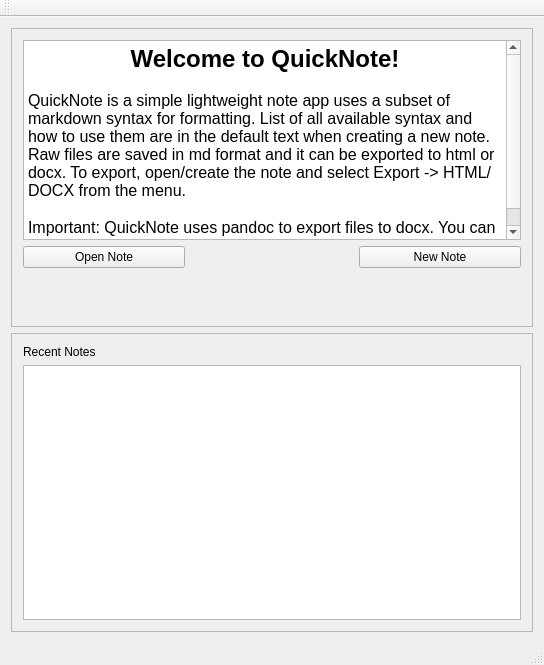
Before: the Qt Designer form mainwindow.ui in dhamith93/QuickNote, drawn with Qt 5.
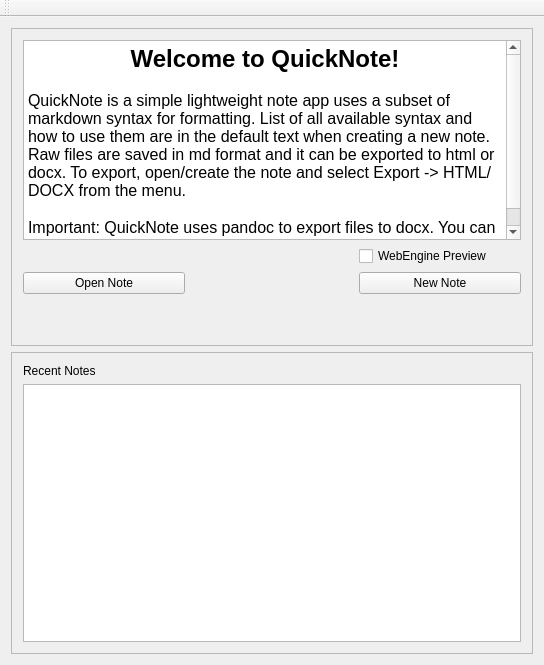
After: the same form once the commit is applied.

Commit message: Added Optional WebEngine preview

What changed in the file:
```diff
--- a/mainwindow.ui
+++ b/mainwindow.ui
@@ -55,7 +55,7 @@
          </property>
         </widget>
        </item>
-       <item row="3" column="1">
+       <item row="5" column="1">
         <spacer name="verticalSpacer">
          <property name="orientation">
           <enum>Qt::Vertical</enum>
@@ -68,20 +68,27 @@
          </property>
         </spacer>
        </item>
-       <item row="2" column="2">
+       <item row="3" column="2">
         <widget class="QPushButton" name="btnNewNote">
          <property name="text">
           <string>New Note</string>
          </property>
         </widget>
        </item>
-       <item row="2" column="0">
+       <item row="3" column="0">
         <widget class="QPushButton" name="btnOpenNote">
          <property name="text">
           <string>Open Note</string>
          </property>
         </widget>
        </item>
+       <item row="2" column="2">
+        <widget class="QCheckBox" name="chkWebEnginePreview">
+         <property name="text">
+          <string>WebEngine Preview</string>
+         </property>
+        </widget>
+       </item>
       </layout>
      </widget>
     </item>
@@ -143,7 +150,14 @@
     <bool>false</bool>
    </attribute>
   </widget>
-  <widget class="QStatusBar" name="statusBar"/>
+  <action name="actionWebEngine_Preview">
+   <property name="checkable">
+    <bool>true</bool>
+   </property>
+   <property name="text">
+    <string>WebEngine Preview</string>
+   </property>
+  </action>
  </widget>
  <layoutdefault spacing="6" margin="11"/>
  <resources/>
```
The commit also changes 8 other files.
